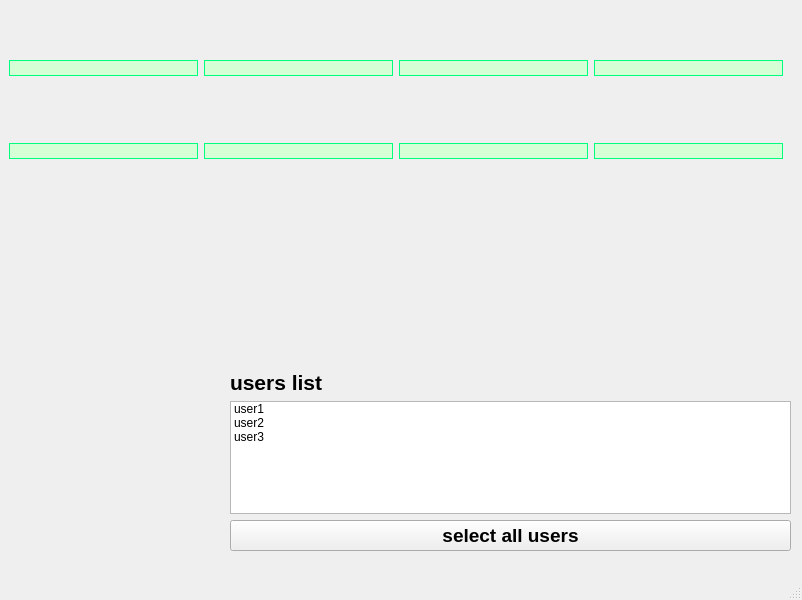
tomer7493/cyberProject, file uiFile.ui: the form before one commit.
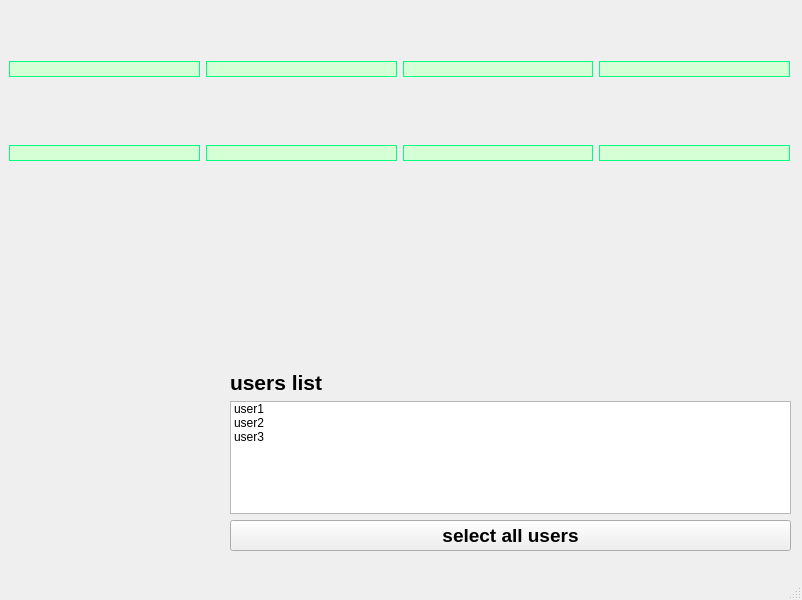
The form after the commit. Icons and pictures are not drawn.

The edit to the form file:
```diff
--- a/uiFile.ui
+++ b/uiFile.ui
@@ -464,8 +464,8 @@
        </property>
        <property name="sizeHint" stdset="0">
         <size>
-         <width>17</width>
-         <height>17</height>
+         <width>10</width>
+         <height>10</height>
         </size>
        </property>
       </spacer>
```
Left out of the diff: 9 changed lines with no effect on the pictures.
